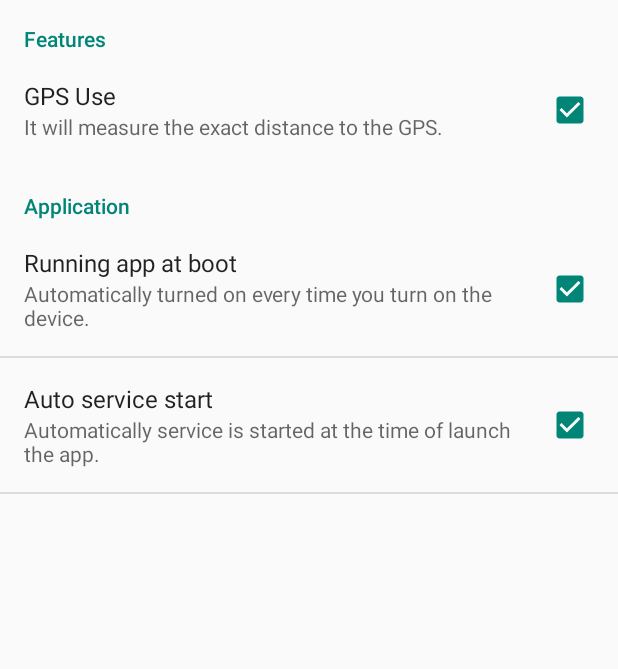
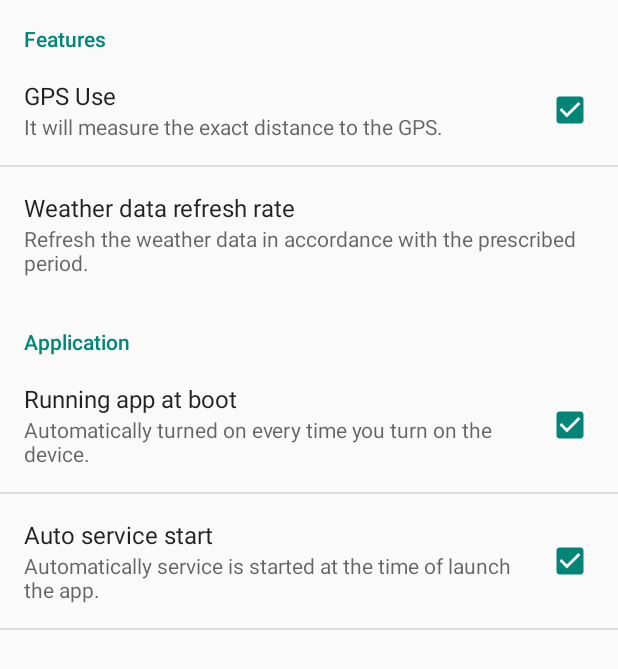
Before and after one commit to 1234342/Falling, an Android app: the Setting screen opened directly, with no data from a screen before it, on a phone screen of 412 x 824 dp. Shown: the top 669 px of the screen. Run offline under Robolectric (Android 15) with nearby library versions, the phone set to English and light mode, and no system bars.

Commit message:
add something

```diff
--- /dev/null
+++ b/app/src/main/res/values/arrays.xml
@@ -0,0 +1,36 @@
+<?xml version="1.0" encoding="utf-8"?>
+<resources>
+    <string-array name="refresh_times">
+        <item>30 Minutes</item>
+        <item>1 Hour</item>
+        <item>2 Hours</item>
+        <item>3 Hours</item>
+        <item>4 Hours</item>
+        <item>5 Hours</item>
+        <item>6 Hours</item>
+        <item>7 Hours</item>
+        <item>8 Hours</item>
+        <item>9 Hours</item>
+        <item>10 Hours</item>
+        <item>11 Hours</item>
+        <item>12 Hours</item>
+        <item>1 Day</item>
+    </string-array>
+    <string-array name="refresh_time_values">
+        <item>0</item>
+        <item>1</item>
+        <item>2</item>
+        <item>3</item>
+        <item>4</item>
+        <item>5</item>
+        <item>6</item>
+        <item>7</item>
+        <item>8</item>
+        <item>9</item>
+        <item>10</item>
+        <item>11</item>
+        <item>12</item>
+        <item>13</item>
+        <item>14</item>
+    </string-array>
+</resources>
--- a/app/src/main/res/values/strings.xml
+++ b/app/src/main/res/values/strings.xml
@@ -23,5 +23,8 @@
     <string name="use_auto_service_title">Auto service start</string>
     <string name="use_auto_service_summary">Automatically service is started at the time of launch the app.</string>
 
+    <string name="select_refresh_time_title">Weather data refresh rate</string>
+    <string name="select_refresh_time_summary">Refresh the weather data in accordance with the prescribed period.</string>
+
     <string name="credits">Credits</string>
 </resources>
--- a/app/src/main/res/xml/setting.xml
+++ b/app/src/main/res/xml/setting.xml
@@ -3,10 +3,18 @@
     android:key="setting_pref" >
     <PreferenceCategory android:title="@string/settings_features">
         <CheckBoxPreference
-        android:key="Gps_use"
-        android:title="@string/use_gps_title"
-        android:summary="@string/use_gps_summary"
-        android:defaultValue="true" />
+            android:key="Gps_use"
+            android:title="@string/use_gps_title"
+            android:summary="@string/use_gps_summary"
+            android:defaultValue="true" />
+
+        <ListPreference
+            android:key="refresh"
+            android:title="@string/select_refresh_time_title"
+            android:summary="@string/select_refresh_time_summary"
+            android:defaultValue="0"
+            android:entries="@array/refresh_times"
+            android:entryValues="@array/refresh_time_values" />
     </PreferenceCategory>
 
     <PreferenceCategory android:title="@string/settings_application">
```
Also changed, not shown: 2 other files.
